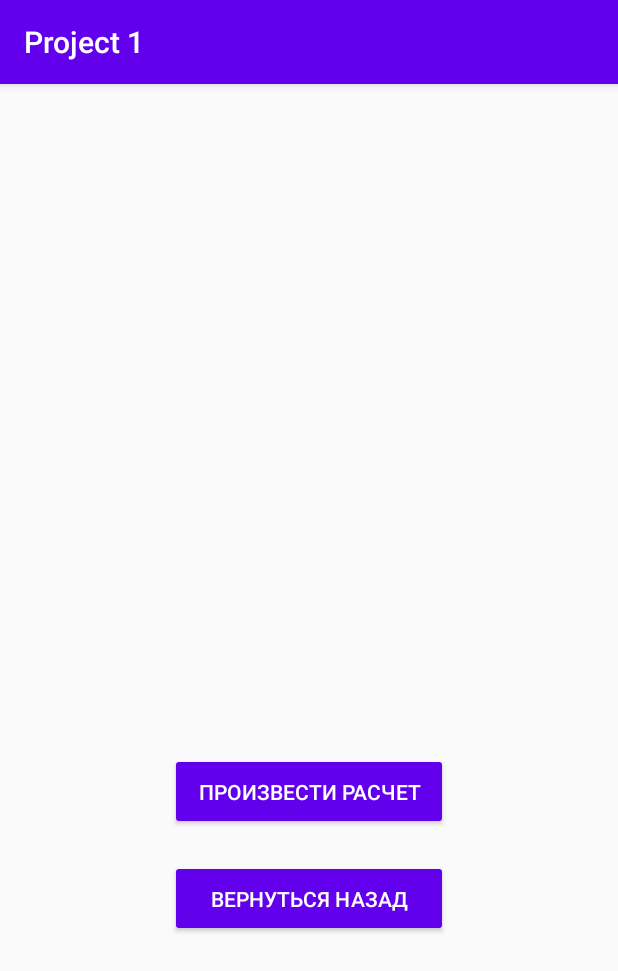
After one commit to dtrady1410/65apps, an Android app: the MainActivity2 screen opened directly, with no data from a screen before it, on a phone screen of 412 x 824 dp. The commit adds this screen. Shown: the top 971 px of the screen. Run offline under Robolectric (Android 15) with nearby library versions, the phone set to English and light mode, and no system bars.

Commit message:
version  1.2

```diff
--- a/app/src/main/AndroidManifest.xml
+++ b/app/src/main/AndroidManifest.xml
@@ -14,6 +14,9 @@
         android:theme="@style/Theme.Project1"
         tools:targetApi="31">
         <activity
+            android:name=".MainActivity2"
+            android:exported="false" />
+        <activity
             android:name=".MainActivity"
             android:exported="true">
             <intent-filter>
--- /dev/null
+++ b/app/src/main/java/com/example/project1/MainActivity2.kt
@@ -0,0 +1,29 @@
+package com.example.project1
+
+import android.support.v7.app.AppCompatActivity
+import android.os.Bundle
+import android.provider.ContactsContract
+import android.widget.TextView
+import com.example.project1.databinding.ActivityMain2Binding
+import com.example.project1.databinding.ActivityMainBinding
+
+class MainActivity2 : AppCompatActivity() {
+    lateinit var bindingClass : ActivityMain2Binding
+
+    override fun onCreate(savedInstanceState: Bundle?) {
+        super.onCreate(savedInstanceState)
+        bindingClass = ActivityMain2Binding.inflate(layoutInflater)
+        setContentView(bindingClass.root)
+
+        bindingClass.FormAct.text = intent.getStringExtra("key1")
+
+        bindingClass.resultBtn.setOnClickListener(){
+            bindingClass.FormAct.text =  intent.getStringExtra("key1") + " = " +
+                    intent.getStringExtra("key2").toString() + " кл"
+        }
+
+        bindingClass.backBtn.setOnClickListener(){
+            finish()
+        }
+    }
+}
--- a/app/src/main/java/com/example/project1/constance/Constance.kt
+++ b/app/src/main/java/com/example/project1/constance/Constance.kt
@@ -12,4 +12,5 @@ object Constance {
     const val Height_9 = 160
     const val Height_10 = 155
     const val Height_11 = 150
+
 }
--- /dev/null
+++ b/app/src/main/res/layout/activity_main2.xml
@@ -0,0 +1,49 @@
+<?xml version="1.0" encoding="utf-8"?>
+<android.support.constraint.ConstraintLayout xmlns:android="http://schemas.android.com/apk/res/android"
+    xmlns:app="http://schemas.android.com/apk/res-auto"
+    xmlns:tools="http://schemas.android.com/tools"
+    android:layout_width="match_parent"
+    android:layout_height="match_parent"
+    tools:context=".MainActivity2">
+
+    <Button
+        android:id="@+id/result_btn"
+        android:layout_width="185dp"
+        android:layout_height="51dp"
+        android:layout_marginTop="52dp"
+        android:backgroundTint="@color/purple_500"
+        android:text="Произвести расчет"
+        android:textColor="#FFFFFF"
+        android:visibility="visible"
+        app:layout_constraintEnd_toEndOf="@+id/FormAct"
+        app:layout_constraintStart_toStartOf="@+id/FormAct"
+        app:layout_constraintTop_toBottomOf="@+id/FormAct"
+        tools:ignore="DuplicateClickableBoundsCheck" />
+
+    <Button
+        android:id="@+id/back_btn"
+        android:layout_width="185dp"
+        android:layout_height="51dp"
+        android:layout_marginTop="20dp"
+        android:backgroundTint="@color/purple_500"
+        android:text="Вернуться назад"
+        android:textColor="#FFFFFF"
+        android:visibility="visible"
+        app:layout_constraintEnd_toEndOf="@+id/result_btn"
+        app:layout_constraintHorizontal_bias="0.492"
+        app:layout_constraintStart_toStartOf="@+id/result_btn"
+        app:layout_constraintTop_toBottomOf="@+id/result_btn"
+        tools:ignore="DuplicateClickableBoundsCheck" />
+
+    <TextView
+        android:id="@+id/FormAct"
+        android:layout_width="wrap_content"
+        android:layout_height="wrap_content"
+        android:text="@string/calResult"
+        android:textColor="#000000"
+        app:layout_constraintBottom_toBottomOf="parent"
+        app:layout_constraintEnd_toEndOf="parent"
+        app:layout_constraintStart_toStartOf="parent"
+        app:layout_constraintTop_toTopOf="parent" />
+
+</android.support.constraint.ConstraintLayout>
--- a/app/src/main/res/values/colors.xml
+++ b/app/src/main/res/values/colors.xml
@@ -7,4 +7,5 @@
     <color name="teal_700">#FF018786</color>
     <color name="black">#FF000000</color>
     <color name="white">#FFFFFFFF</color>
+    <color name="NormCol">#1FA324</color>
 </resources>
```
Also changed, not shown: app/src/main/java/com/example/project1/MainActivity.kt (+41 -18 lines), app/src/main/res/layout/activity_main.xml (+83 -25 lines), app/src/main/res/values/strings.xml (+9 -0 lines), app/src/main/res/drawable/good2.png (added), app/src/main/res/drawable/goodpng.jpg (added).
